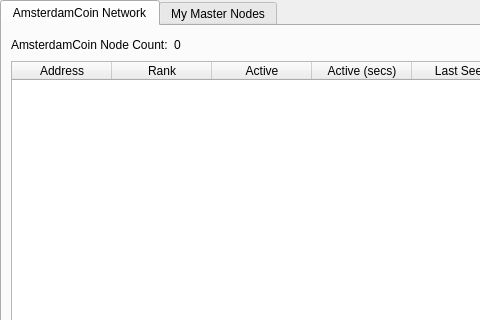
Old version of the form src/qt/forms/masternodemanager.ui in the repository ALLMINER/XDE2; both pictures show x 0 to 480 and y 0 to 320 of the 723 by 457 pixel window.
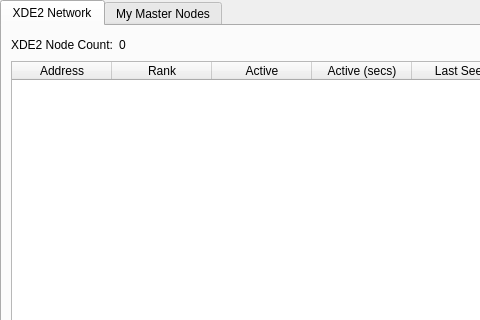
New version of the form. The open tabs and pages were chosen to show the change.

What changed in the file:
```diff
--- a/src/qt/forms/masternodemanager.ui
+++ b/src/qt/forms/masternodemanager.ui
@@ -38,7 +38,7 @@
        </property>
        <widget class="QWidget" name="tab">
         <attribute name="title">
-         <string>AmsterdamCoin Network</string>
+         <string>XDE2 Network</string>
         </attribute>
         <layout class="QGridLayout" name="gridLayout">
          <item row="1" column="0">
@@ -98,7 +98,7 @@
            <item>
             <widget class="QLabel" name="label_2">
              <property name="text">
-              <string>AmsterdamCoin Node Count:</string>
+              <string>XDE2 Node Count:</string>
              </property>
             </widget>
            </item>
```
